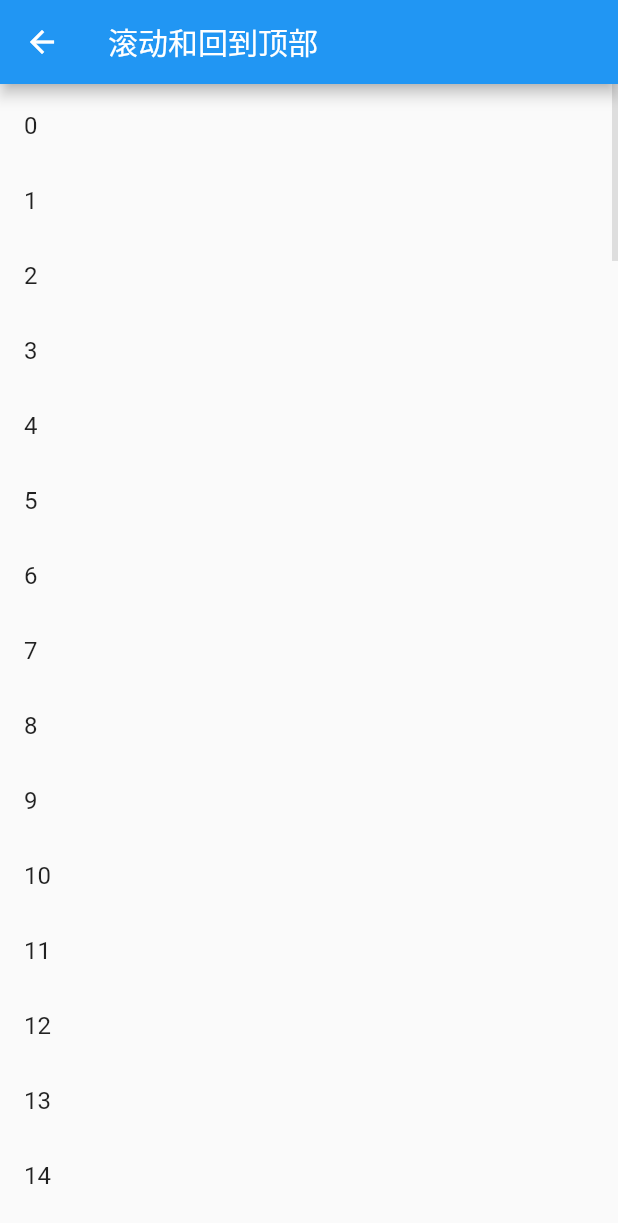
After one commit to kyyiu/flutter_learn, a Flutter app: the LearnScrollController screen opened directly, scrolled down 1152 dp, after a tap on the "arrow upward" icon, on a phone screen of 412 x 824 dp. The commit adds this screen. Shown: the top 1223 px of the screen. Run offline on Flutter 3.47's test engine with Material 2 defaults, Android fonts, the phone set to English and light mode, and no system bars.

Commit message:
滚动控制和监听

```diff
--- /dev/null
+++ b/lib/pages/widgetProduce/learn_scroll_controler.dart
@@ -0,0 +1,64 @@
+import 'package:flutter/material.dart';
+
+class LearnScrollController extends StatefulWidget {
+  const LearnScrollController({ Key? key }) : super(key: key);
+
+  @override
+  State<LearnScrollController> createState() => _LearnScrollControllerState();
+}
+
+class _LearnScrollControllerState extends State<LearnScrollController> {
+
+  // 我们创建一个ListView，当滚动位置发生变化时，我们先打印出当前滚动位置，然后判断当前位置是否超过1000像素，
+  // 如果超过则在屏幕右下角显示一个“返回顶部”的按钮，该按钮点击后可以使ListView恢复到初始位置；如果没有超过1000像素，则隐藏“返回顶部”按钮。
+
+  ScrollController _controller_scroll = ScrollController();
+  bool _showToTopBtn = false;
+
+  @override
+  void initState() {
+    super.initState();
+
+    _controller_scroll.addListener(() {
+      if (_controller_scroll.offset < 1000 && _showToTopBtn) {
+        setState(() {
+          _showToTopBtn = false;
+        });
+      } else if (_controller_scroll.offset >= 1000 && !_showToTopBtn) {
+        setState(() {
+          _showToTopBtn = true;
+        });
+      }
+    });
+  }
+
+  @override
+  void dispose() {
+    _controller_scroll.dispose();
+    super.dispose();
+  }
+
+
+  @override
+  Widget build(BuildContext context) {
+    return Scaffold(
+      appBar: AppBar(title: Text('滚动和回到顶部'),),
+      body: Scrollbar(
+        child: ListView.builder(
+          itemCount: 100,
+          itemExtent: 50.0,
+          controller: _controller_scroll,
+          itemBuilder: (BuildContext context, int idx){
+            return ListTile(title: Text('$idx'),);
+          }),
+      ),
+      floatingActionButton: _showToTopBtn ?
+      FloatingActionButton(
+        child: Icon(Icons.arrow_upward),
+        onPressed: () {
+          _controller_scroll.animateTo(.0, duration: Duration(milliseconds: 200), curve: Curves.ease);
+        })
+        : null,
+    );
+  }
+}
--- a/lib/routes.dart
+++ b/lib/routes.dart
@@ -9,6 +9,7 @@ import 'package:flutter_application_1/pages/widgetProduce/learn_clip.dart';
 import 'package:flutter_application_1/pages/widgetProduce/learn_fitted_box.dart';
 import 'package:flutter_application_1/pages/widgetProduce/learn_listview.dart';
 import 'package:flutter_application_1/pages/widgetProduce/learn_scaffold.dart';
+import 'package:flutter_application_1/pages/widgetProduce/learn_scroll_controler.dart';
 import 'package:flutter_application_1/pages/widgetProduce/learn_transfrom.dart';
 
 import 'pages/widgetProduce/learnButton.dart';
@@ -26,7 +27,8 @@ class MyRoute {
     '/clip': (context, {arguments}) => LearnClip(),
     '/fittedBox': (context, {arguments}) => LearnFittedBox(),
     '/scaffold': (context, {arguments}) => LearnScaffold(),
-    '/ListView_builder': (context, {arguments}) => LearListView()
+    '/ListView_builder': (context, {arguments}) => LearListView(),
+    '/scroll_controller': (context, {arguments}) => LearnScrollController()
   };
 
   static List<String> routeName = [
@@ -40,7 +42,8 @@ class MyRoute {
     '/clip',
     '/fittedBox',
     '/scaffold',
-    '/ListView_builder'
+    '/ListView_builder',
+    '/scroll_controller'
   ];
 
   static List<String> chineseRouteName = [
@@ -54,7 +57,8 @@ class MyRoute {
     '裁剪',
     'fittedBox',
     'scaffold',
-    'ListView_builder'
+    'ListView_builder',
+    '滚动监听和控制'
   ];
 }
 
```
